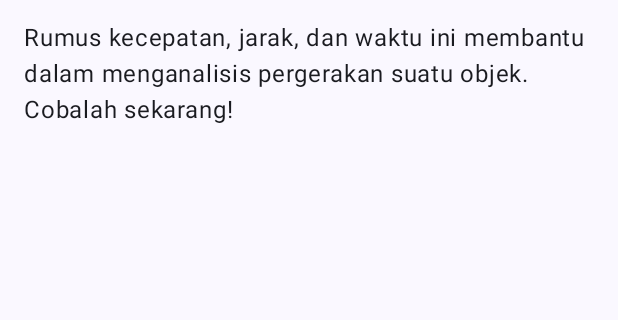
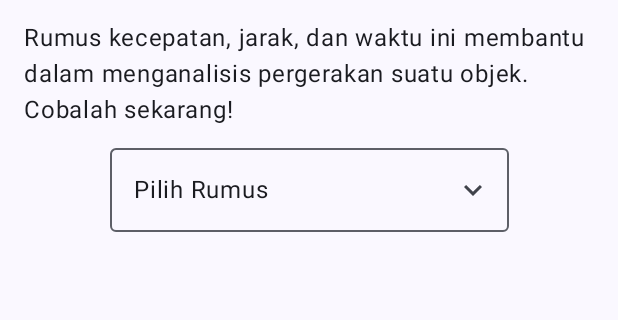
Before and after one commit to Putrimahar/Mini-Project-1, an Android app built with Jetpack Compose: the screen it shows after launch (MainActivity), on a phone screen of 412 x 824 dp, the part 96-416 px from its top. Run offline under Robolectric (Android 15) with nearby library versions, the phone set to English and light mode, and no system bars.

Commit message:
Membuat Dropdown list

```diff
--- a/app/src/main/java/com/putrimaharani0087/miniproject1/MainActivity.kt
+++ b/app/src/main/java/com/putrimaharani0087/miniproject1/MainActivity.kt
@@ -5,17 +5,30 @@ import android.os.Bundle
 import androidx.activity.ComponentActivity
 import androidx.activity.compose.setContent
 import androidx.activity.enableEdgeToEdge
+import androidx.compose.foundation.layout.Arrangement
 import androidx.compose.foundation.layout.Column
 import androidx.compose.foundation.layout.fillMaxSize
 import androidx.compose.foundation.layout.fillMaxWidth
 import androidx.compose.foundation.layout.padding
+import androidx.compose.material.icons.Icons
+import androidx.compose.material.icons.filled.KeyboardArrowDown
+import androidx.compose.material.icons.filled.KeyboardArrowUp
+import androidx.compose.material3.DropdownMenuItem
 import androidx.compose.material3.ExperimentalMaterial3Api
+import androidx.compose.material3.ExposedDropdownMenuBox
+import androidx.compose.material3.Icon
 import androidx.compose.material3.MaterialTheme
+import androidx.compose.material3.OutlinedTextField
 import androidx.compose.material3.Scaffold
 import androidx.compose.material3.Text
 import androidx.compose.material3.TopAppBar
 import androidx.compose.material3.TopAppBarDefaults
 import androidx.compose.runtime.Composable
+import androidx.compose.runtime.getValue
+import androidx.compose.runtime.mutableStateOf
+import androidx.compose.runtime.remember
+import androidx.compose.runtime.setValue
+import androidx.compose.ui.Alignment
 import androidx.compose.ui.Modifier
 import androidx.compose.ui.res.stringResource
 import androidx.compose.ui.tooling.preview.Preview
@@ -61,14 +74,75 @@ fun MainScreen() {
 fun ScreenContent(modifier: Modifier = Modifier) {
     Column(
         modifier = modifier.fillMaxSize().padding(16.dp),
+        verticalArrangement = Arrangement.spacedBy(16.dp)
     ) {
         Text(
             text = stringResource(id = R.string.app_intro),
             style = MaterialTheme.typography.bodyLarge,
             modifier = Modifier.fillMaxWidth()
         )
+        Opsi()
     }
 }
+
+@OptIn(ExperimentalMaterial3Api::class)
+@Composable
+fun Opsi() {
+    var expanded by remember { mutableStateOf(false) }
+    var selectedOption by remember { mutableStateOf("Pilih Rumus") }
+
+    Column(
+        modifier = Modifier.fillMaxWidth(),
+        horizontalAlignment = Alignment.CenterHorizontally
+    ) {
+        ExposedDropdownMenuBox(
+            expanded = expanded,
+            onExpandedChange = { expanded = !expanded }
+        ) {
+            OutlinedTextField(
+                value = selectedOption,
+                onValueChange = {},
+                readOnly = true,
+                modifier = Modifier
+                    .menuAnchor()
+                    .fillMaxWidth(0.7f),
+                trailingIcon = {
+                    Icon(
+                        imageVector = if (expanded) Icons.Filled.KeyboardArrowUp else Icons.Filled.KeyboardArrowDown,
+                        contentDescription = "Dropdown Icon"
+                    )
+                }
+            )
+            ExposedDropdownMenu(
+                expanded = expanded,
+                onDismissRequest = { expanded = false }
+            ) {
+                DropdownMenuItem(
+                    text = { Text("Kecepatan") },
+                    onClick = {
+                        selectedOption = "Kecepatan"
+                        expanded = false
+                    }
+                )
+                DropdownMenuItem(
+                    text = { Text("Jarak") },
+                    onClick = {
+                        selectedOption = "Jarak"
+                        expanded = false
+                    }
+                )
+                DropdownMenuItem(
+                    text = { Text("Waktu") },
+                    onClick = {
+                        selectedOption = "Waktu"
+                        expanded = false
+                    }
+                )
+            }
+        }
+    }
+}
+
 
 @Preview(showBackground = true)
 @Preview(uiMode = Configuration.UI_MODE_NIGHT_YES, showBackground = true)
--- a/gradle/libs.versions.toml
+++ b/gradle/libs.versions.toml
@@ -1,5 +1,5 @@
 [versions]
-agp = "8.8.2"
+agp = "8.8.1"
 kotlin = "2.0.0"
 coreKtx = "1.15.0"
 junit = "4.13.2"
@@ -7,8 +7,8 @@ junitVersion = "1.2.1"
 espressoCore = "3.6.1"
 lifecycleRuntimeKtx = "2.8.7"
 activityCompose = "1.10.1"
-composeBom = "2025.03.00"
-navCompose = "2.8.9"
+composeBom = "2024.04.01"
+navCompose = "2.8.7"
 
 [libraries]
 androidx-core-ktx = { group = "androidx.core", name = "core-ktx", version.ref = "coreKtx" }
```
